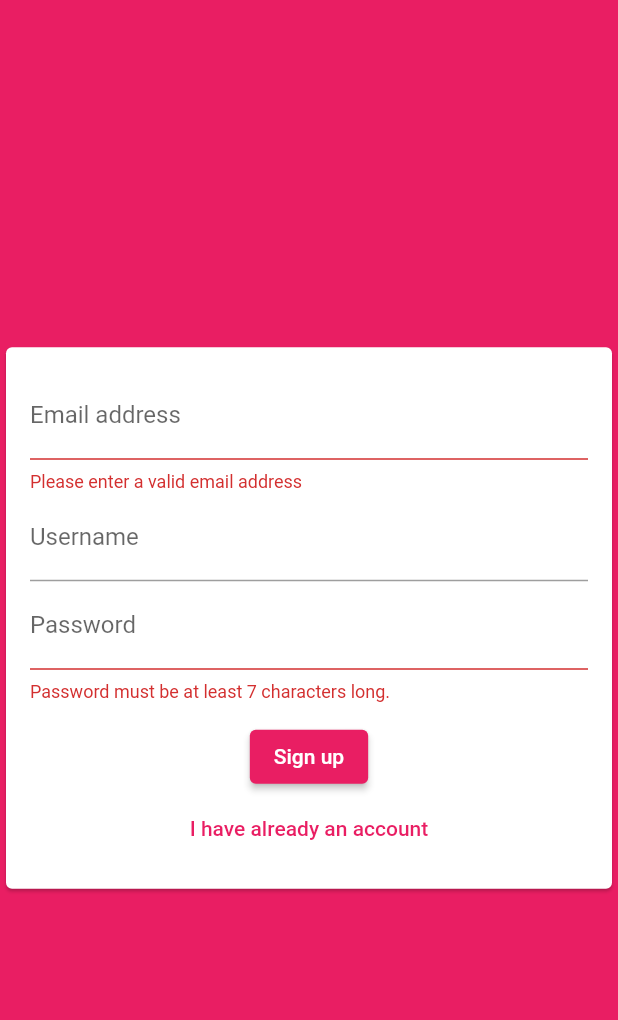
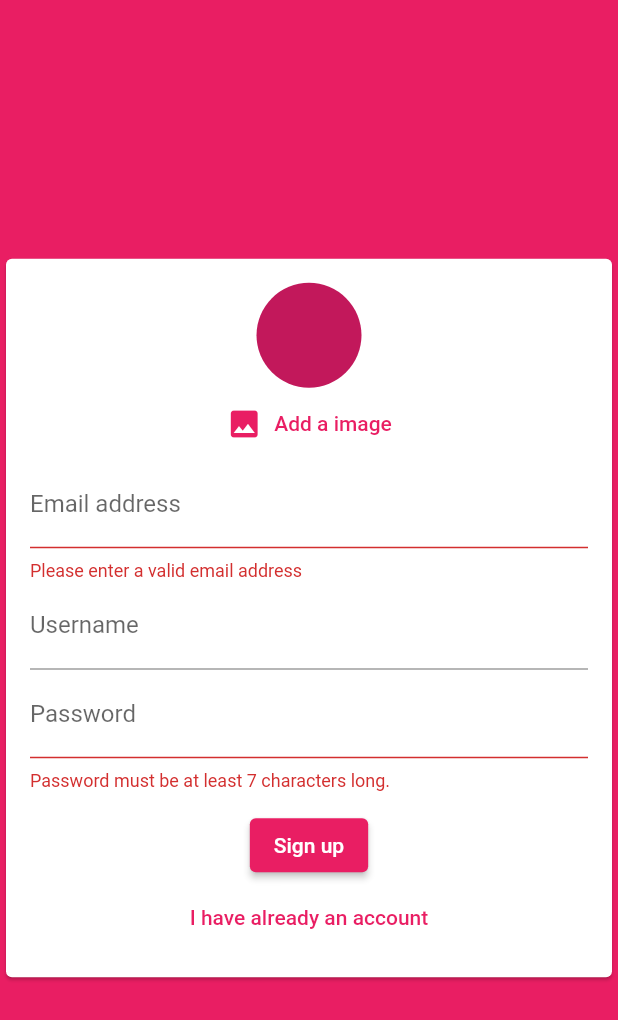
Before and after one commit to Beybaris/Chat_app, a Flutter app: the screen it shows after launch, after a tap on "Log in", after a tap on "Create new account", on a phone screen of 412 x 824 dp. Shown: the top 1020 px of the screen. Run offline on Flutter 3.47's test engine with Material 2 defaults, Android fonts, the phone set to English and light mode, and no system bars; our stand-ins replace cloud_firestore, firebase_auth, firebase_core, image_picker; accounts and stored records are empty.

Commit message:
message bubble, add a image picker, different UI for different senders

```diff
--- a/lib/widgets/auth/auth_form.dart
+++ b/lib/widgets/auth/auth_form.dart
@@ -1,5 +1,7 @@
 import 'package:flutter/cupertino.dart';
 import 'package:flutter/material.dart';
+
+import '../pickers/user_image_picker.dart';
 
 class AuthForm extends StatefulWidget {
 
@@ -55,6 +57,7 @@ class _AuthFormState extends State<AuthForm> {
                             child: Column(
                               mainAxisSize: MainAxisSize.min,
                               children: [
+                                isLogin ? UserImagePicker() : const SizedBox.shrink(),
                                 TextFormField(
                                   key: ValueKey('email'),
                                   validator: (value) {
--- /dev/null
+++ b/lib/widgets/pickers/user_image_picker.dart
@@ -0,0 +1,36 @@
+import 'dart:io';
+
+import 'package:flutter/material.dart';
+import 'package:image_picker/image_picker.dart';
+
+class UserImagePicker extends StatefulWidget {
+  @override
+  _UserImagePickerState createState() => _UserImagePickerState();
+}
+
+class _UserImagePickerState extends State<UserImagePicker> {
+  File? _pickedImage;
+  void _pickImage() async{
+    final imagePicker = await ImagePicker().pickImage(source: ImageSource.camera);
+    setState(() {
+      _pickedImage = File(imagePicker!.path);
+    });
+  }
+
+  @override
+  Widget build(BuildContext context) {
+    return Column(
+      children: [
+        CircleAvatar(
+          radius: 35,
+          backgroundImage: _pickedImage == null ? null : FileImage(_pickedImage!),
+        ),
+        TextButton.icon(
+          onPressed: _pickImage,
+          icon: Icon(Icons.image),
+          label: Text('Add a image'),
+        ),
+      ],
+    );
+  }
+}
--- a/pubspec.yaml
+++ b/pubspec.yaml
@@ -38,6 +38,7 @@ dependencies:
   cupertino_icons: ^1.0.2
   cloud_firestore: ^3.4.4
   firebase_auth: ^3.6.3
+  image_picker: ^0.8.5+3
 
 dev_dependencies:
   flutter_test:
```
Also changed, not shown: lib/widgets/chat/message_bubble.dart (added, +53 -0 lines), lib/widgets/chat/messages.dart (+16 -1 lines), lib/widgets/chat/new_message.dart (+6 -1 lines), pubspec.lock.
